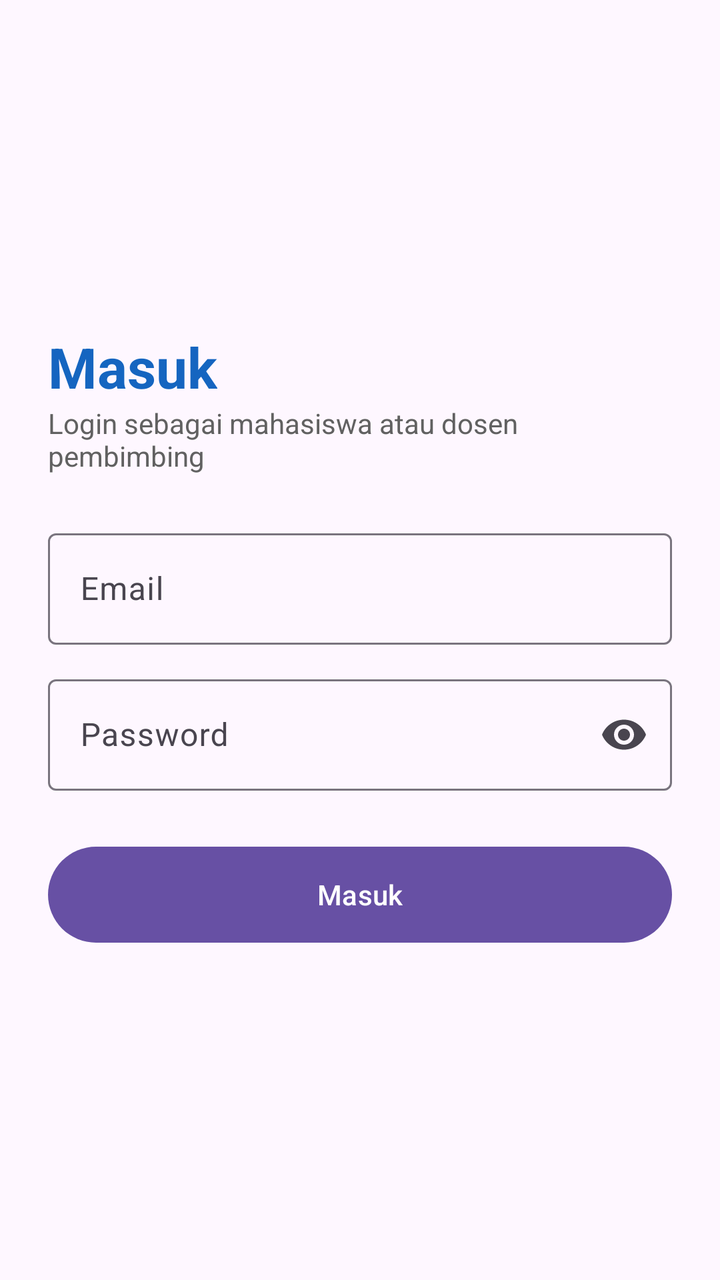
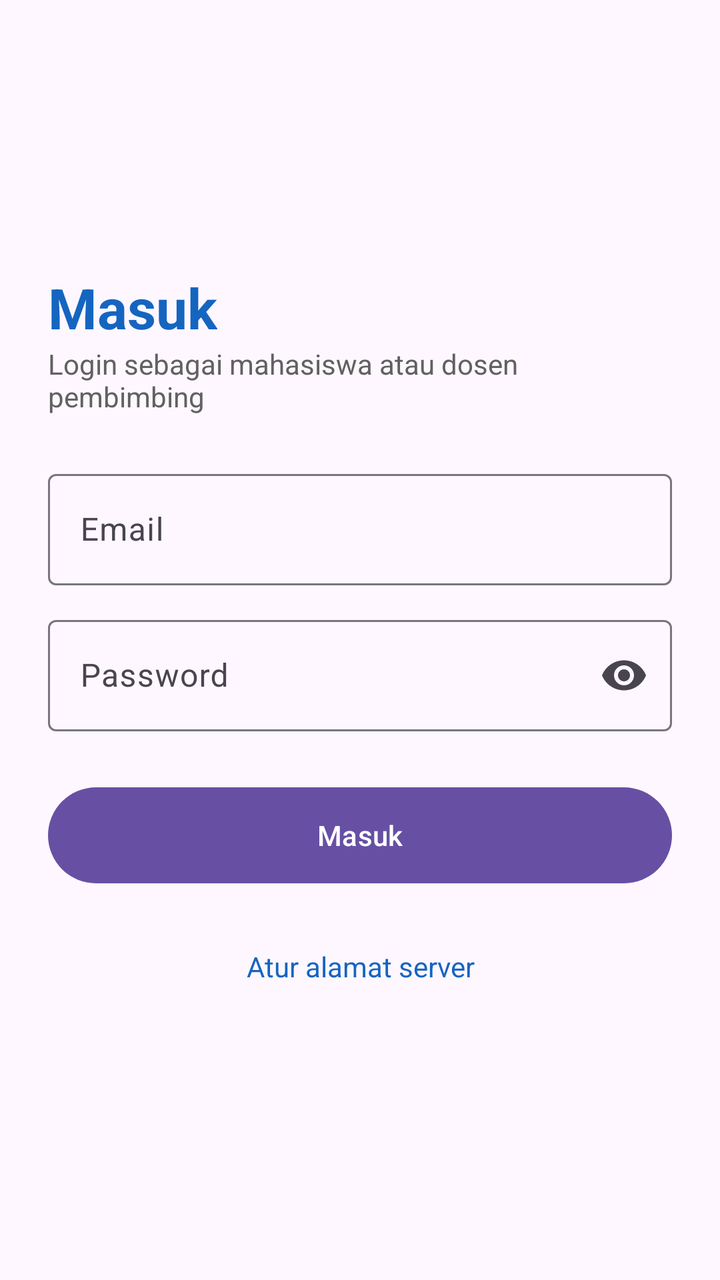

The first picture is an Android layout as it rendered before a commit; the second is the same layout after the commit. The layout source and the unified diff follow.
<!-- AndroidManifest.xml: application theme Theme.SkripsiTrack -->
<!-- res/layout/activity_login.xml -->
<?xml version="1.0" encoding="utf-8"?>
<ScrollView xmlns:android="http://schemas.android.com/apk/res/android"
    xmlns:app="http://schemas.android.com/apk/res-auto"
    android:layout_width="match_parent"
    android:layout_height="match_parent"
    android:fillViewport="true">

    <LinearLayout
        android:layout_width="match_parent"
        android:layout_height="wrap_content"
        android:gravity="center_vertical"
        android:orientation="vertical"
        android:padding="24dp">

        <TextView
            android:layout_width="wrap_content"
            android:layout_height="wrap_content"
            android:text="Masuk"
            android:textColor="#1565C0"
            android:textSize="28sp"
            android:textStyle="bold" />

        <TextView
            android:layout_width="wrap_content"
            android:layout_height="wrap_content"
            android:layout_marginBottom="24dp"
            android:text="Login sebagai mahasiswa atau dosen pembimbing"
            android:textColor="#616161" />

        <com.google.android.material.textfield.TextInputLayout
            android:id="@+id/tilEmail"
            style="@style/Widget.Material3.TextInputLayout.OutlinedBox"
            android:layout_width="match_parent"
            android:layout_height="wrap_content"
            android:hint="Email">
            <com.google.android.material.textfield.TextInputEditText
                android:id="@+id/etEmail"
                android:layout_width="match_parent"
                android:layout_height="wrap_content"
                android:inputType="textEmailAddress" />
        </com.google.android.material.textfield.TextInputLayout>

        <com.google.android.material.textfield.TextInputLayout
            android:id="@+id/tilPassword"
            style="@style/Widget.Material3.TextInputLayout.OutlinedBox"
            android:layout_width="match_parent"
            android:layout_height="wrap_content"
            android:layout_marginTop="12dp"
            android:hint="Password"
            app:endIconMode="password_toggle">
            <com.google.android.material.textfield.TextInputEditText
                android:id="@+id/etPassword"
                android:layout_width="match_parent"
                android:layout_height="wrap_content"
                android:inputType="textPassword" />
        </com.google.android.material.textfield.TextInputLayout>

        <Button
            android:id="@+id/btnLogin"
            android:layout_width="match_parent"
            android:layout_height="56dp"
            android:layout_marginTop="24dp"
            android:text="Masuk" />

        <ProgressBar
            android:id="@+id/progress"
            android:layout_width="wrap_content"
            android:layout_height="wrap_content"
            android:layout_gravity="center"
            android:layout_marginTop="16dp"
            android:visibility="gone" />
    </LinearLayout>
</ScrollView>
<!-- resources referenced by this layout -->
<resources>
  <style name="Theme.SkripsiTrack" parent="Base.Theme.SkripsiTrack" />
  <style name="Base.Theme.SkripsiTrack" parent="Theme.Material3.DayNight.NoActionBar">
          
          
      </style>
</resources>

<!-- the commit's change to res/layout/activity_login.xml (unified diff, before → after) -->
@@ -69,5 +69,18 @@
             android:layout_gravity="center"
             android:layout_marginTop="16dp"
             android:visibility="gone" />
+
+        <TextView
+            android:id="@+id/tvServer"
+            android:layout_width="match_parent"
+            android:layout_height="wrap_content"
+            android:layout_marginTop="16dp"
+            android:background="?attr/selectableItemBackground"
+            android:clickable="true"
+            android:focusable="true"
+            android:gravity="center"
+            android:padding="12dp"
+            android:text="Atur alamat server"
+            android:textColor="#1565C0" />
     </LinearLayout>
 </ScrollView>
